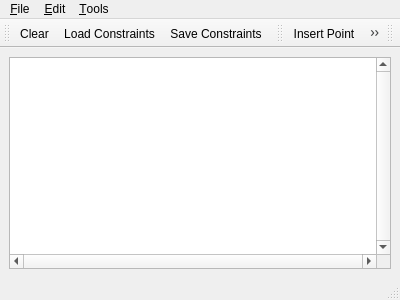
Old version of the form GraphicsView/demo/GraphicsView/Delaunay_triangulation_MainWindow.ui in the repository CGAL/cgal.
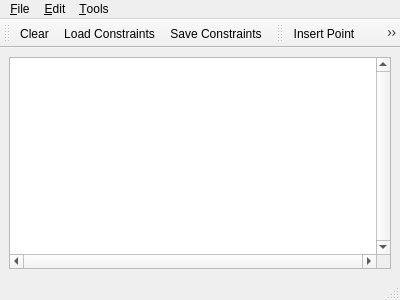
New version of the form. Icons and pictures are not drawn.

Commit message: (Leftover of revision 43782.) Remove toolBar2, that was added during the presentation at Inria, and commited by error.

Diff of the .ui file:
```diff
--- a/GraphicsView/demo/GraphicsView/Delaunay_triangulation_MainWindow.ui
+++ b/GraphicsView/demo/GraphicsView/Delaunay_triangulation_MainWindow.ui
@@ -102,25 +102,6 @@
    <addaction name="actionCircumcenter" />
    <addaction name="actionRecenter" />
   </widget>
-  <widget class="QToolBar" name="toolBar_2" >
-   <property name="geometry" >
-    <rect>
-     <x>334</x>
-     <y>29</y>
-     <width>66</width>
-     <height>37</height>
-    </rect>
-   </property>
-   <property name="windowTitle" >
-    <string>toolBar_2</string>
-   </property>
-   <attribute name="toolBarArea" >
-    <enum>TopToolBarArea</enum>
-   </attribute>
-   <attribute name="toolBarBreak" >
-    <bool>false</bool>
-   </attribute>
-  </widget>
   <widget class="QMenuBar" name="menubar" >
    <property name="geometry" >
     <rect>
```
The commit also changes 1 other file.
